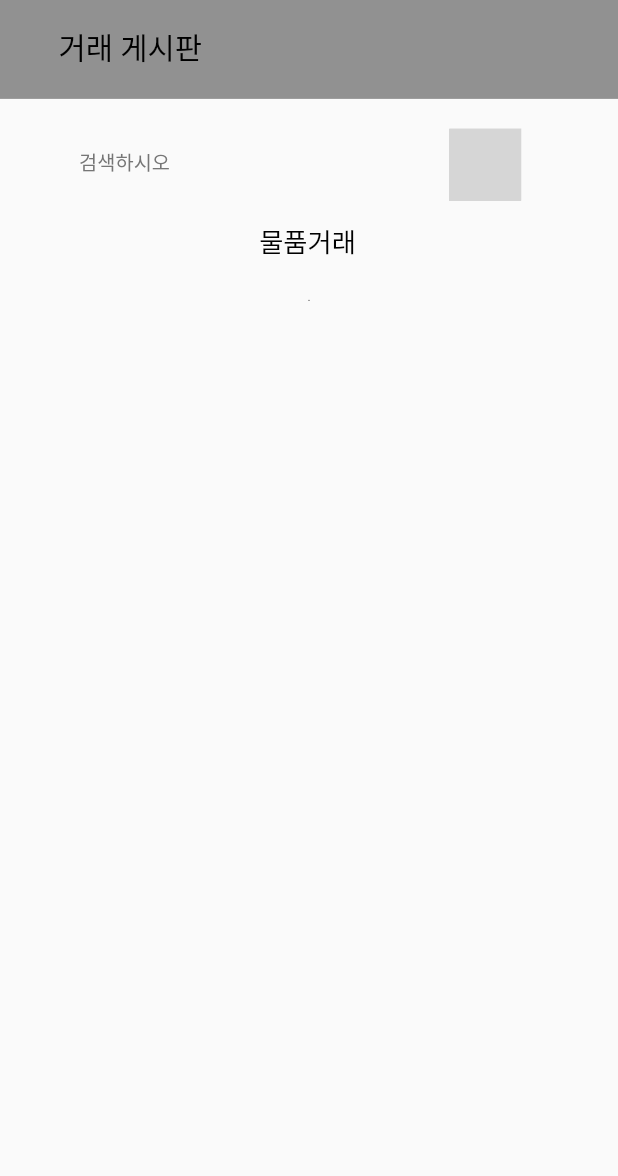
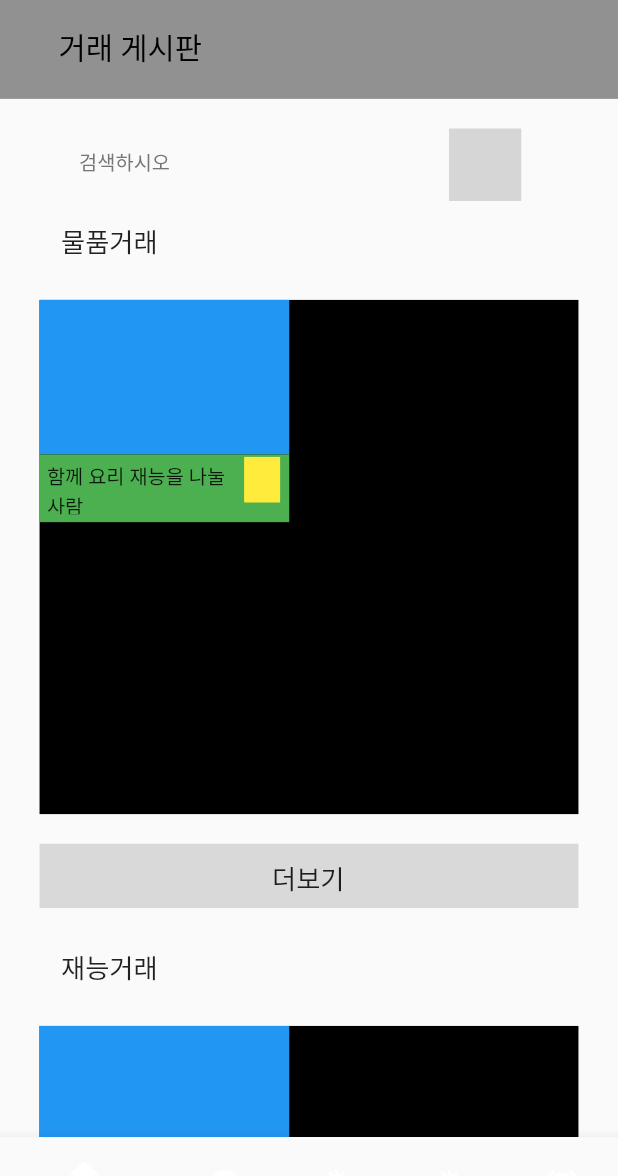
Before and after one commit to Hanill/Chat, a Flutter app: the TradeMain screen opened directly, on a phone screen of 412 x 824 dp. Shown: the top 1176 px of the screen. Run offline on Flutter 3.47's test engine with Material 2 defaults, Android fonts, the phone set to English and light mode, and no system bars; our stand-ins replace flutter_svg; Roboto replaces fonts that are missing (KoreanFont); grey boxes are pictures that could not be loaded.

Commit message:
수정본

```diff
--- a/lib/chat_mainpage.dart
+++ b/lib/chat_mainpage.dart
@@ -1,5 +1,6 @@
-import 'package:chat/chat.dart';
+import 'package:chat/widget/chat.dart';
 import 'package:chat/trade_main.dart';
+import 'package:chat/widget/navigationbar.dart';
 import 'package:flutter/material.dart';
 import 'package:flutter_svg/svg.dart';
 
@@ -178,28 +179,7 @@ class ChatMain extends StatelessWidget {
         },
             child: Container(width: 50,height: 50,color: Colors.blueAccent))
       ]),
-      bottomNavigationBar: BottomNavigationBar(
-        items: [
-          BottomNavigationBarItem(
-              icon: SvgPicture.asset("assets/svg/home.svg"), label: ""),
-          BottomNavigationBarItem(
-              icon: SvgPicture.asset("assets/svg/navigationpinkbox.svg"),
-              label: ""),
-          BottomNavigationBarItem(
-              icon: SvgPicture.asset("assets/svg/navigationpinkbox.svg"),
-              label: ""),
-          BottomNavigationBarItem(
-              icon: SvgPicture.asset("assets/svg/bookmark.svg"), label: ""),
-          BottomNavigationBarItem(
-              icon: SvgPicture.asset("assets/svg/profile.svg"), label: ""),
-        ],
-        onTap: (index) {
-          _idx = index;
-        },
-        currentIndex: _idx,
-      ),
+      bottomNavigationBar: NaviBar()
     );
   }
 }
-
-int _idx = 0;
--- a/lib/trade_main.dart
+++ b/lib/trade_main.dart
@@ -1,3 +1,6 @@
+import 'package:chat/trade_stuff.dart';
+import 'package:chat/widget/navigationbar.dart';
+import 'package:chat/widget/trade_box.dart';
 import 'package:flutter/material.dart';
 import 'package:flutter_svg/svg.dart';
 
@@ -11,7 +14,10 @@ class TradeMain extends StatelessWidget {
     final double sizeHeight = MediaQuery.of(context).size.height;
 
     return Scaffold(
-      body: Column(mainAxisAlignment: MainAxisAlignment.start, children: [
+      body: SingleChildScrollView(
+        child: Column(
+          mainAxisAlignment: MainAxisAlignment.start,
+          children: [
             Padding(padding: EdgeInsets.only(top: statusBarHeight)),
             Stack(
               children: [
@@ -57,26 +63,75 @@ class TradeMain extends StatelessWidget {
               ],
             ),
             SizedBox(height: sizeHeight * 0.017),
+            Row(
+              children: [
+                SizedBox(
+                  width: sizeWidth * 0.0986,
+                ),
                 SizedBox(
                   width: sizeWidth * 0.1614,
                   height: sizeHeight * 0.0284,
                   child: Text("물품거래",
                       style: TextStyle(
                           fontFamily: "KoreanFont",
-                  color: Color(0xff000000),
                           fontSize: sizeWidth * 0.0426,
                           fontWeight: FontWeight.w400)),
+                ),
+              ],
             ),
             SizedBox(
               height: sizeHeight * 0.035,
             ),
-        Stack(
+            TradeBox(),
+            SizedBox(height: sizeHeight * 0.024),
+            Container(
+              padding: EdgeInsets.fromLTRB(sizeWidth * 0.376,
+                  sizeHeight * 0.012, sizeWidth * 0.376, sizeHeight * 0.012),
+              width: sizeWidth * 0.872,
+              height: sizeHeight * 0.052,
+              color: Color(0xffD9D9D9),
+              child: Text("더보기",
+                  style: TextStyle(
+                      fontFamily: "KoreanFont",
+                      fontSize: sizeWidth * 0.0426,
+                      fontWeight: FontWeight.w400)),
+            ),
+            SizedBox(height: sizeHeight * 0.032),
+            Row(
               children: [
-            Container(color: Colors.black, width: 0.872, height: 0.416),
-
+                SizedBox(
+                  width: sizeWidth * 0.0986,
+                ),
+                SizedBox(
+                  width: sizeWidth * 0.1614,
+                  height: sizeHeight * 0.0284,
+                  child: Text("재능거래",
+                      style: TextStyle(
+                          fontFamily: "KoreanFont",
+                          fontSize: sizeWidth * 0.0426,
+                          fontWeight: FontWeight.w400)),
+                ),
               ],
-        )
-      ]),
+            ),
+            SizedBox(height: sizeHeight * 0.035),
+            TradeBox(),
+            SizedBox(height: sizeHeight * 0.024),
+            Container(
+              padding: EdgeInsets.fromLTRB(sizeWidth * 0.376,
+                  sizeHeight * 0.012, sizeWidth * 0.376, sizeHeight * 0.012),
+              width: sizeWidth * 0.872,
+              height: sizeHeight * 0.052,
+              color: Color(0xffD9D9D9),
+              child: Text("더보기",
+                  style: TextStyle(
+                      fontFamily: "KoreanFont",
+                      fontSize: sizeWidth * 0.0426,
+                      fontWeight: FontWeight.w400)),
+            ),
+          ],
+        ),
+      ),
+      bottomNavigationBar: NaviBar(),
     );
   }
 }
--- a/lib/chat.dart
+++ b/lib/widget/chat.dart
@@ -1,4 +1,4 @@
-import 'package:chat/chat_message.dart';
+import 'package:chat/widget/chat_message.dart';
 import 'package:flutter/material.dart';
 import 'package:flutter_svg/flutter_svg.dart';
 
--- /dev/null
+++ b/lib/widget/navigationbar.dart
@@ -0,0 +1,54 @@
+import 'package:flutter/material.dart';
+
+class NaviBar extends StatelessWidget {
+  const NaviBar({Key? key}) : super(key: key);
+
+  @override
+  Widget build(BuildContext context) {
+    final double sizeWidth = MediaQuery.of(context).size.width;
+    final double sizeHeight = MediaQuery.of(context).size.height;
+    int idx = 0;
+    List<Widget> screenList = [
+      Text("홈"),
+      Text("자랑"),
+      Text("구인"),
+      Text("북마크"),
+      Text("프로필"),
+    ];
+
+    return Container(
+        width: sizeWidth,
+        height: sizeWidth * 0.16,
+        color: Color(0xffFFFFFF),
+        child: Expanded(
+          child: BottomNavigationBar(
+            items: [
+              BottomNavigationBarItem(
+                icon: Icon(Icons.home),
+                label: "",
+              ),
+              BottomNavigationBarItem(
+                icon: Icon(Icons.add_circle),
+                label: "",
+              ),
+              BottomNavigationBarItem(
+                icon: Icon(Icons.ac_unit_sharp),
+                label: "",
+              ),
+              BottomNavigationBarItem(
+                icon: Icon(Icons.ac_unit_sharp),
+                label: "",
+              ),
+              BottomNavigationBarItem(
+                icon: Icon(Icons.access_alarm_rounded),
+                label: "",
+              ),
+            ],
+            onTap: (index) {
+              idx = index;
+            },
+            currentIndex: idx,
+          ),
+        ));
+  }
+}
--- /dev/null
+++ b/lib/widget/trade_box.dart
@@ -0,0 +1,65 @@
+import 'package:flutter/material.dart';
+
+class TradeBox extends StatefulWidget {
+  const TradeBox({Key? key}) : super(key: key);
+
+  @override
+  State<TradeBox> createState() => _TradeBoxState();
+}
+
+class _TradeBoxState extends State<TradeBox> {
+  @override
+  Widget build(BuildContext context) {
+    final double sizeWidth = MediaQuery.of(context).size.width;
+    final double sizeHeight = MediaQuery.of(context).size.height;
+
+    return Stack(
+      children: [
+        Container(
+            margin: EdgeInsets.only(
+                left: sizeWidth * 0.064, right: sizeWidth * 0.064),
+            color: Colors.black,
+            width: sizeWidth * 0.872,
+            height: sizeHeight * 0.416),
+        Positioned(
+            left: sizeWidth * 0.064,
+            child: Column(children: [
+              Container(
+                  width: sizeWidth * 0.404,
+                  height: sizeHeight * 0.125,
+                  color: Colors.blue),
+              Stack(
+                children: [
+                  Container(
+                      width: sizeWidth * 0.404,
+                      height: sizeHeight * 0.0548,
+                      color: Colors.green),
+                  Positioned(
+                    left: sizeWidth * 0.01192,
+                    top: sizeHeight * 0.0055,
+                    child: SizedBox(
+                      width: sizeWidth * 0.305,
+                      height: sizeHeight * 0.043,
+                      child: Text("함께 요리 재능을 나눌 사람",
+                          style: TextStyle(
+                              fontFamily: "KoreanFont",
+                              fontSize: sizeWidth * 0.032,
+                              fontWeight: FontWeight.w400)),
+                    ),
+                  ),
+                  Positioned(
+                    left: sizeWidth*0.331,
+                    top: sizeHeight*0.002,
+                    child: Container(
+                      width: sizeWidth * 0.05828,
+                      height: sizeHeight * 0.0369,
+                      color: Colors.yellow,
+                    ),
+                  )
+                ],
+              ),
+            ])),
+      ],
+    );
+  }
+}
```
Also changed, not shown: lib/widget/chat_message.dart (renamed from lib/chat_message.dart). Lines whose indentation alone changed are shown as unchanged.
